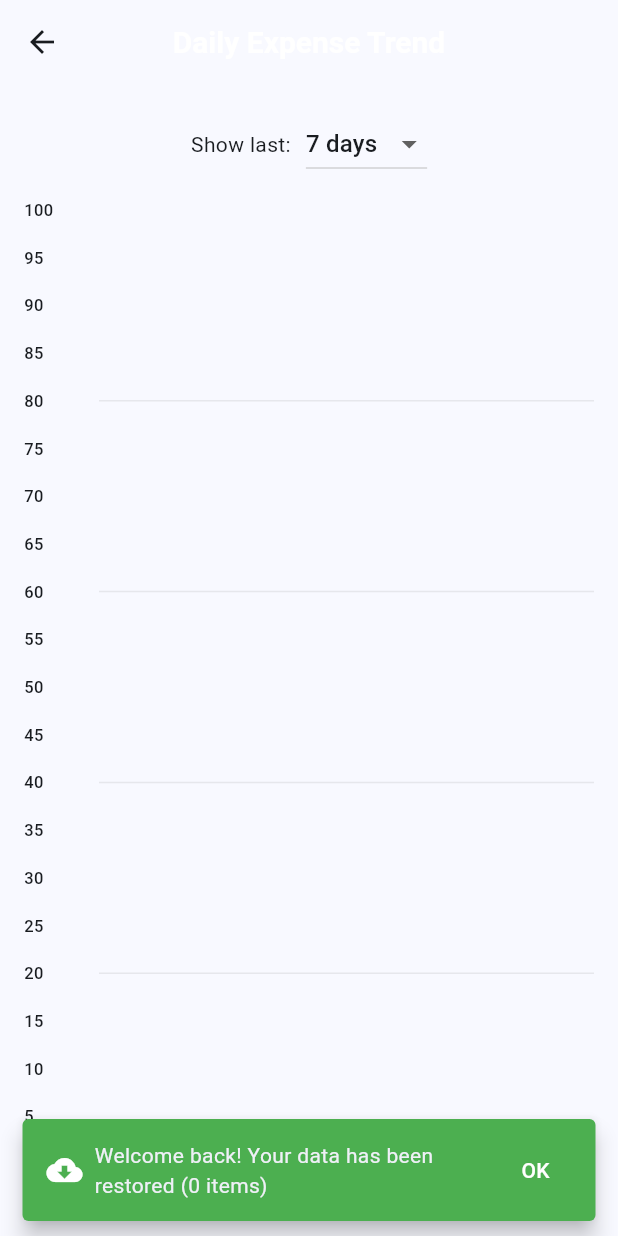
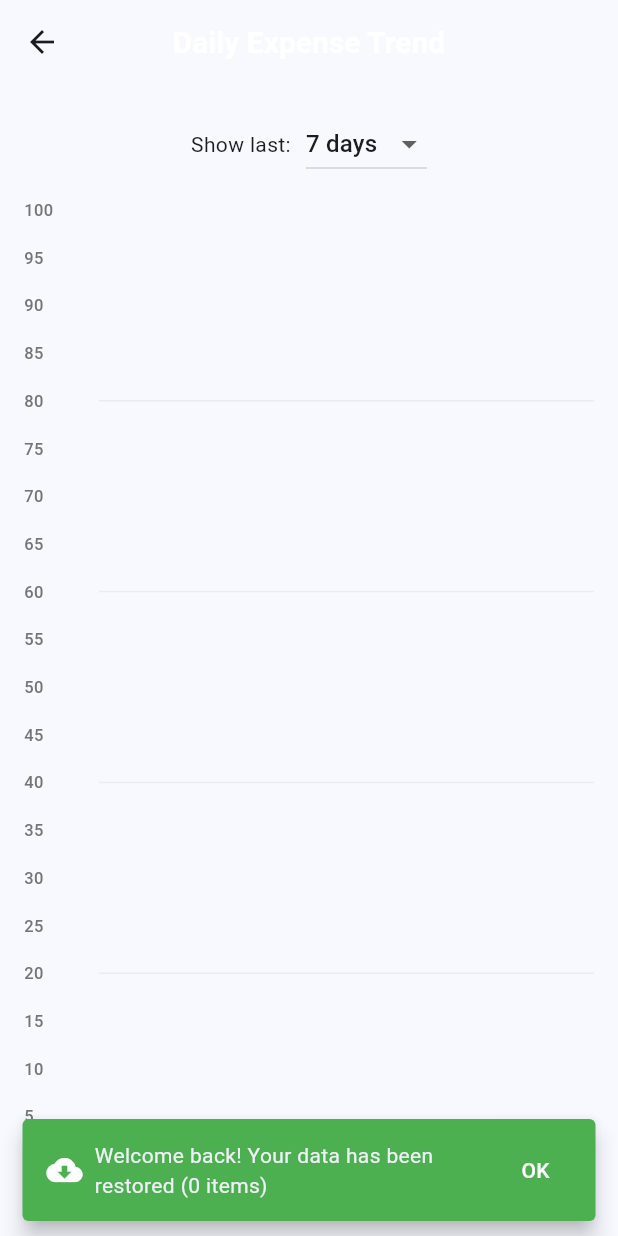
Before and after one commit to arafat-mahmud/expensetracker, a Flutter app: the DailyExpenseTrendPage screen opened directly, on a phone screen of 412 x 824 dp. Run offline on Flutter 3.47's test engine with Material 3 defaults, Android fonts, the phone set to English and light mode, and no system bars; drawn by our look-alikes of fl_chart; our stand-ins replace cloud_firestore, firebase_auth, firebase_core, google_fonts, google_sign_in, hive and 5 more; missing offline and left inert: extension_google_sign_in_as_googleapis_auth, googleapis; accounts and stored records are empty.

Commit message:
feat: Refactor dashboard and chart widgets for improved layout and styling

```diff
--- a/lib/widgets/daily_bar_chart.dart
+++ b/lib/widgets/daily_bar_chart.dart
@@ -30,7 +30,7 @@ class DailyBarChart extends StatelessWidget {
         daysWithExpenses > 0 ? totalExpense / daysWithExpenses : 0.0;
 
     // Calculate proper max Y with some padding
-    final scaledMaxY = maxY > 0 ? (maxY * 1.4).toDouble() : 100.0;
+    final scaledMaxY = maxY > 0 ? (maxY * 1.2).toDouble() : 100.0;
 
     return BarChart(
       BarChartData(
@@ -40,6 +40,8 @@ class DailyBarChart extends StatelessWidget {
         barTouchData: BarTouchData(
           enabled: true,
           touchTooltipData: BarTouchTooltipData(
+            getTooltipColor: (group) => Colors.blueAccent,
+            tooltipPadding: const EdgeInsets.all(8),
             getTooltipItem: (group, groupIndex, rod, rodIndex) {
               return BarTooltipItem(
                 '${rod.toY.toStringAsFixed(0)}',
@@ -61,26 +63,42 @@ class DailyBarChart extends StatelessWidget {
               getTitlesWidget: (value, meta) {
                 if (days <= 7) {
                   final today = DateTime.now();
-                  final day = today.subtract(Duration(days: 7 - value.toInt()));
+                  final day = today.subtract(Duration(days: days - value.toInt()));
                   return Padding(
                     padding: const EdgeInsets.only(top: 8.0),
                     child: Text(
                       '${day.day}',
-                      style: const TextStyle(
+                      style: TextStyle(
                         fontSize: 11,
                         fontWeight: FontWeight.w500,
+                        color: Colors.grey[600],
                       ),
                     ),
                   );
+                } else if (days <= 14) {
+                  if (value.toInt() % 2 == 0 || value.toInt() == 1) {
+                    return Padding(
+                      padding: const EdgeInsets.only(top: 8.0),
+                      child: Text(
+                        value.toInt().toString(),
+                        style: TextStyle(
+                          fontSize: 11,
+                          fontWeight: FontWeight.w500,
+                          color: Colors.grey[600],
+                        ),
+                      ),
+                    );
+                  }
                 } else {
                   if (value.toInt() % 5 == 0 || value.toInt() == 1) {
                     return Padding(
                       padding: const EdgeInsets.only(top: 8.0),
                       child: Text(
                         value.toInt().toString(),
-                        style: const TextStyle(
+                        style: TextStyle(
                           fontSize: 11,
                           fontWeight: FontWeight.w500,
+                          color: Colors.grey[600],
                         ),
                       ),
                     );
@@ -100,9 +118,10 @@ class DailyBarChart extends StatelessWidget {
                     padding: const EdgeInsets.only(right: 8.0),
                     child: Text(
                       '${(value / 1000).toStringAsFixed(0)}k',
-                      style: const TextStyle(
+                      style: TextStyle(
                         fontSize: 11,
                         fontWeight: FontWeight.w500,
+                        color: Colors.grey[600],
                       ),
                     ),
                   );
@@ -111,9 +130,10 @@ class DailyBarChart extends StatelessWidget {
                   padding: const EdgeInsets.only(right: 8.0),
                   child: Text(
                     value.toInt().toString(),
-                    style: const TextStyle(
+                    style: TextStyle(
                       fontSize: 11,
                       fontWeight: FontWeight.w500,
+                      color: Colors.grey[600],
                     ),
                   ),
                 );
@@ -134,7 +154,7 @@ class DailyBarChart extends StatelessWidget {
           horizontalInterval: scaledMaxY / 5,
           getDrawingHorizontalLine: (value) {
             return FlLine(
-              color: Colors.grey.withOpacity(0.2),
+              color: Colors.grey.withOpacity(0.15),
               strokeWidth: 1,
             );
           },
@@ -143,15 +163,15 @@ class DailyBarChart extends StatelessWidget {
           horizontalLines: [
             HorizontalLine(
               y: averageExpense,
-              color: const Color.fromARGB(255, 123, 118, 109),
+              color: Colors.orange.shade600,
               strokeWidth: 2,
               dashArray: [5, 5],
               label: HorizontalLineLabel(
                 show: true,
                 alignment: Alignment.topRight,
                 padding: const EdgeInsets.only(right: 5, bottom: 5),
-                style: const TextStyle(
-                  color: Color.fromARGB(255, 222, 89, 65),
+                style: TextStyle(
+                  color: Colors.orange.shade700,
                   fontWeight: FontWeight.bold,
                   fontSize: 10,
                 ),
```
Also changed, not shown: lib/screens/dashboard_page.dart (+6 -8 lines), lib/widgets/category_pie_chart.dart (+63 -23 lines).
